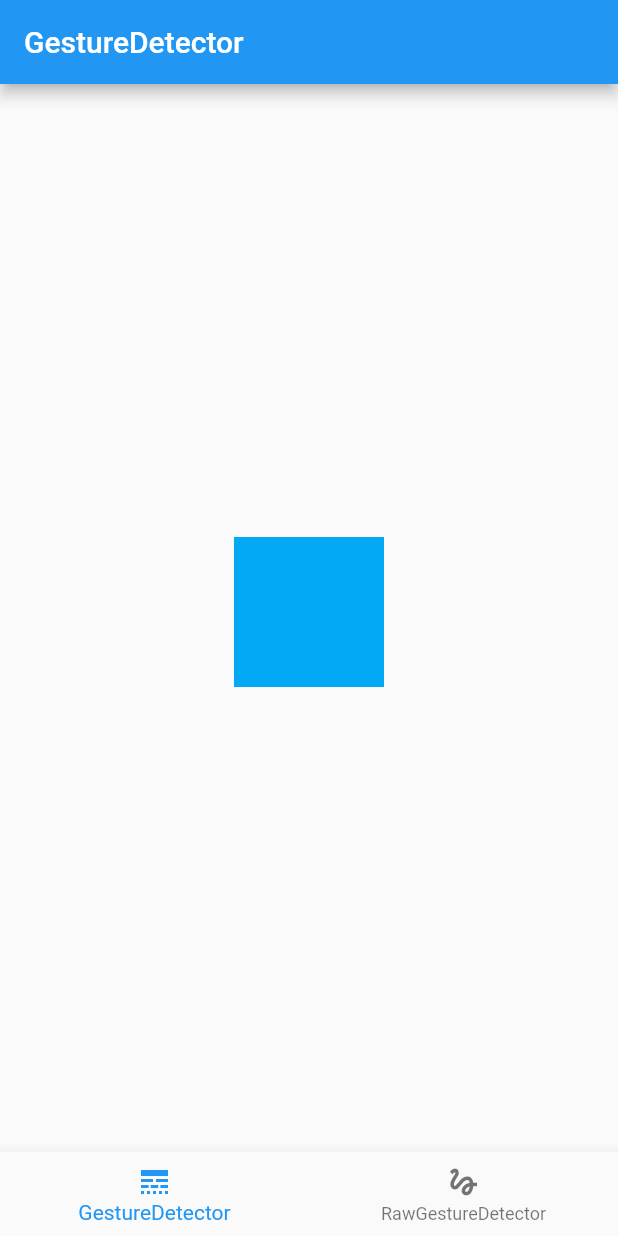
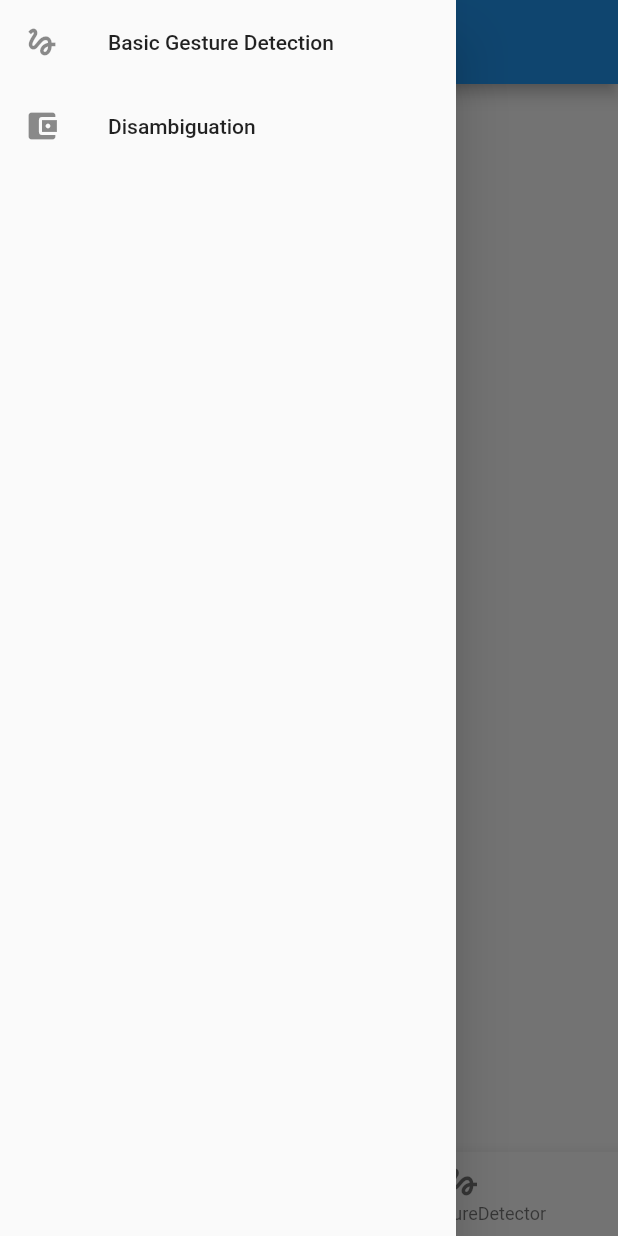
Before and after one commit to guitoof/gestures_handling_sandbox, a Flutter app: the screen it shows after launch, with the side drawer open (before the commit the screen has no drawer), on a phone screen of 412 x 824 dp. Run offline on Flutter 3.47's test engine with Material 2 defaults, Android fonts, the phone set to English and light mode, and no system bars.

Commit message:
✨ Feat: Create sections for disambiguation demo

```diff
--- /dev/null
+++ b/lib/app.dart
@@ -0,0 +1,105 @@
+import 'package:flutter/material.dart';
+import 'package:gestures_handling_sandbox/modules/basic_demo/basic_demo.dart';
+import 'package:gestures_handling_sandbox/modules/disambiguation_demo/disambiguation_demo.dart';
+
+class App extends StatefulWidget {
+  const App({Key? key}) : super(key: key);
+
+  @override
+  State<App> createState() => _AppState();
+}
+
+class _AppState extends State<App> {
+  static const _sections = {
+    'basicGestureDetectionDemo': {
+      'title': 'Basic Gesture Detection',
+      'icon': Icon(Icons.gesture),
+      'pages': [
+        {
+          'widget': GestureDetectorExamplePage(),
+          'name': 'GestureDetector',
+          'icon': Icon(Icons.line_style_outlined)
+        },
+        {
+          'widget': RawGestureDetectorExamplePage(),
+          'name': 'RawGestureDetector',
+          'icon': Icon(Icons.gesture)
+        },
+        // {
+        //   'widget': ListenerExamplePage(),
+        //   'name': 'Listener',
+        //   'icon': Icon(Icons.moving_sharp)
+        // },
+      ]
+    },
+    'disambiguationDemo': {
+      'title': 'Disambiguation',
+      'icon': Icon(Icons.account_balance_wallet),
+      'pages': [
+        {
+          'widget': ParentChildDisambiguationPage(),
+          'name': 'Parent Child Disambiguation',
+          'icon': Icon(Icons.featured_video)
+        },
+        {
+          'widget': StackedDisambiguationPage(),
+          'name': 'Stacked Disambiguation',
+          'icon': Icon(Icons.filter_none)
+        },
+      ]
+    }
+  };
+
+  String currentSectionKey = 'basicGestureDetectionDemo';
+  int currentPageIndex = 0;
+
+  @override
+  Widget build(BuildContext context) {
+    final currentSection = _sections[currentSectionKey];
+    if (currentSection == null) {
+      return const Center(child: Text('No section selected'));
+    }
+    final currentPage = (currentSection['pages'] as List)[currentPageIndex];
+
+    return Scaffold(
+      body: (currentPage['widget'] as Widget),
+      appBar: AppBar(title: Text(currentPage['name'] as String)),
+      drawer: Drawer(
+        child: ListView(
+          children: _sections
+              .map((sectionKey, section) {
+                return MapEntry(
+                  sectionKey,
+                  ListTile(
+                    title: Text(section['title'] as String),
+                    leading: section['icon'] as Icon,
+                    onTap: () {
+                      setState(() {
+                        currentSectionKey = sectionKey;
+                      });
+                      Navigator.pop(context);
+                    },
+                  ),
+                );
+              })
+              .values
+              .toList(),
+        ),
+      ),
+      bottomNavigationBar: BottomNavigationBar(
+        currentIndex: currentPageIndex,
+        onTap: (tappedIndex) => setState(() {
+          currentPageIndex = tappedIndex;
+        }),
+        items: (_sections[currentSectionKey]!['pages'] as List)
+            .map(
+              (page) => BottomNavigationBarItem(
+                icon: page['icon'] as Icon,
+                label: page['name'] as String,
+              ),
+            )
+            .toList(),
+      ),
+    );
+  }
+}
--- a/lib/main.dart
+++ b/lib/main.dart
@@ -1,7 +1,5 @@
 import 'package:flutter/material.dart';
-import 'package:gestures_handling_sandbox/pages/gesture_detector_example_page.dart';
-import 'package:gestures_handling_sandbox/pages/listener_example_page.dart';
-import 'package:gestures_handling_sandbox/pages/raw_gesture_detector_example_page.dart';
+import './app.dart';
 
 void main() {
   runApp(const SanboxApp());
@@ -15,50 +13,11 @@ class SanboxApp extends StatefulWidget {
 }
 
 class _SanboxAppState extends State<SanboxApp> {
-  int currentPageIndex = 0;
-
-  static const _pages = [
-    {
-      'widget': GestureDetectorExamplePage(),
-      'name': 'GestureDetector',
-      'icon': Icon(Icons.line_style_outlined)
-    },
-    {
-      'widget': RawGestureDetectorExamplePage(),
-      'name': 'RawGestureDetector',
-      'icon': Icon(Icons.gesture)
-    },
-    // {
-    //   'widget': ListenerExamplePage(),
-    //   'name': 'Listener',
-    //   'icon': Icon(Icons.moving_sharp)
-    // },
-  ];
-
   @override
   Widget build(BuildContext context) {
-    final currentPage = _pages[currentPageIndex];
-
-    return MaterialApp(
+    return const MaterialApp(
       title: 'Understanding Flutter\'s handling of Gestures',
-      home: Scaffold(
-        body: (currentPage['widget'] as Widget),
-        appBar: AppBar(title: Text(currentPage['name'] as String)),
-        bottomNavigationBar: BottomNavigationBar(
-          currentIndex: currentPageIndex,
-          onTap: (tappedIndex) => setState(() {
-            currentPageIndex = tappedIndex;
-          }),
-          items: _pages
-              .map(
-                (page) => BottomNavigationBarItem(
-                  icon: page['icon'] as Icon,
-                  label: page['name'] as String,
-                ),
-              )
-              .toList(),
-        ),
-      ),
+      home: App(),
     );
   }
 }
--- /dev/null
+++ b/lib/modules/basic_demo/basic_demo.dart
@@ -0,0 +1,3 @@
+export './pages/gesture_detector_example_page.dart';
+export './pages/raw_gesture_detector_example_page.dart';
+export './pages/listener_example_page.dart';
--- /dev/null
+++ b/lib/modules/disambiguation_demo/disambiguation_demo.dart
@@ -0,0 +1,2 @@
+export 'pages/parent_child_disambiguation_page.dart';
+export 'pages/stacked_disambiguation_page.dart';
```
Also changed, not shown: lib/modules/disambiguation_demo/pages/parent_child_disambiguation_page.dart (added, +63 -0 lines), lib/modules/disambiguation_demo/pages/stacked_disambiguation_page.dart (added, +34 -0 lines), lib/modules/basic_demo/pages/gesture_detector_example_page.dart (renamed from lib/pages/gesture_detector_example_page.dart), lib/modules/basic_demo/pages/raw_gesture_detector_example_page.dart (renamed from lib/pages/raw_gesture_detector_example_page.dart).
